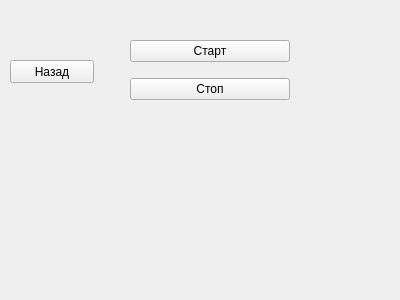
Above: src/gui/exercises/exercisenotileswidget.ui from TFed555/music_trainer before the change. Below: the same form after it.
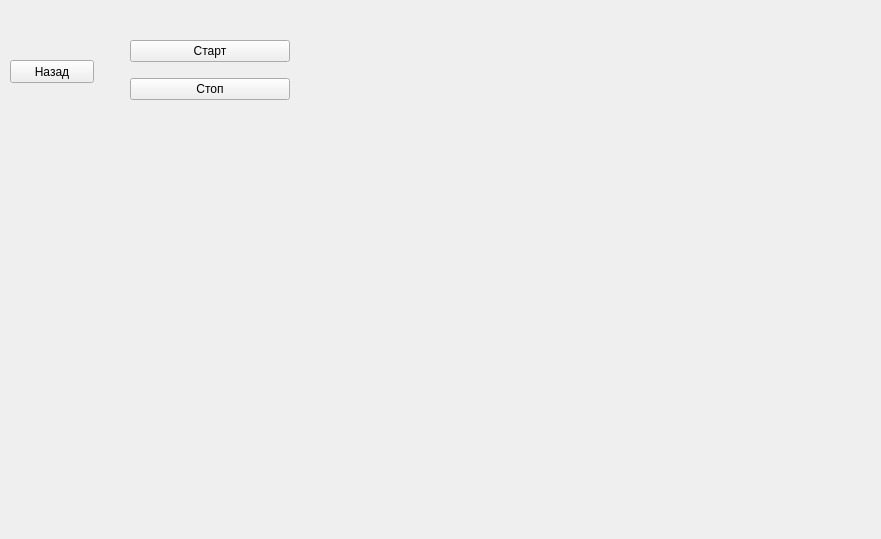
That is the form after the change.

Diff of the .ui file:
```diff
--- a/src/gui/exercises/exercisenotileswidget.ui
+++ b/src/gui/exercises/exercisenotileswidget.ui
@@ -6,8 +6,8 @@
    <rect>
     <x>0</x>
     <y>0</y>
-    <width>400</width>
-    <height>300</height>
+    <width>881</width>
+    <height>539</height>
    </rect>
   </property>
   <property name="windowTitle">
@@ -55,13 +55,13 @@
   <widget class="QWidget" name="horizontalLayoutWidget">
    <property name="geometry">
     <rect>
-     <x>40</x>
-     <y>180</y>
-     <width>311</width>
-     <height>80</height>
+     <x>60</x>
+     <y>200</y>
+     <width>691</width>
+     <height>281</height>
     </rect>
    </property>
-   <layout class="QHBoxLayout" name="horizontalLayout"/>
+   <layout class="QGridLayout" name="gridLayout"/>
   </widget>
  </widget>
  <resources/>
```
Left out of the diff: 2 changed lines with no effect on the pictures.
